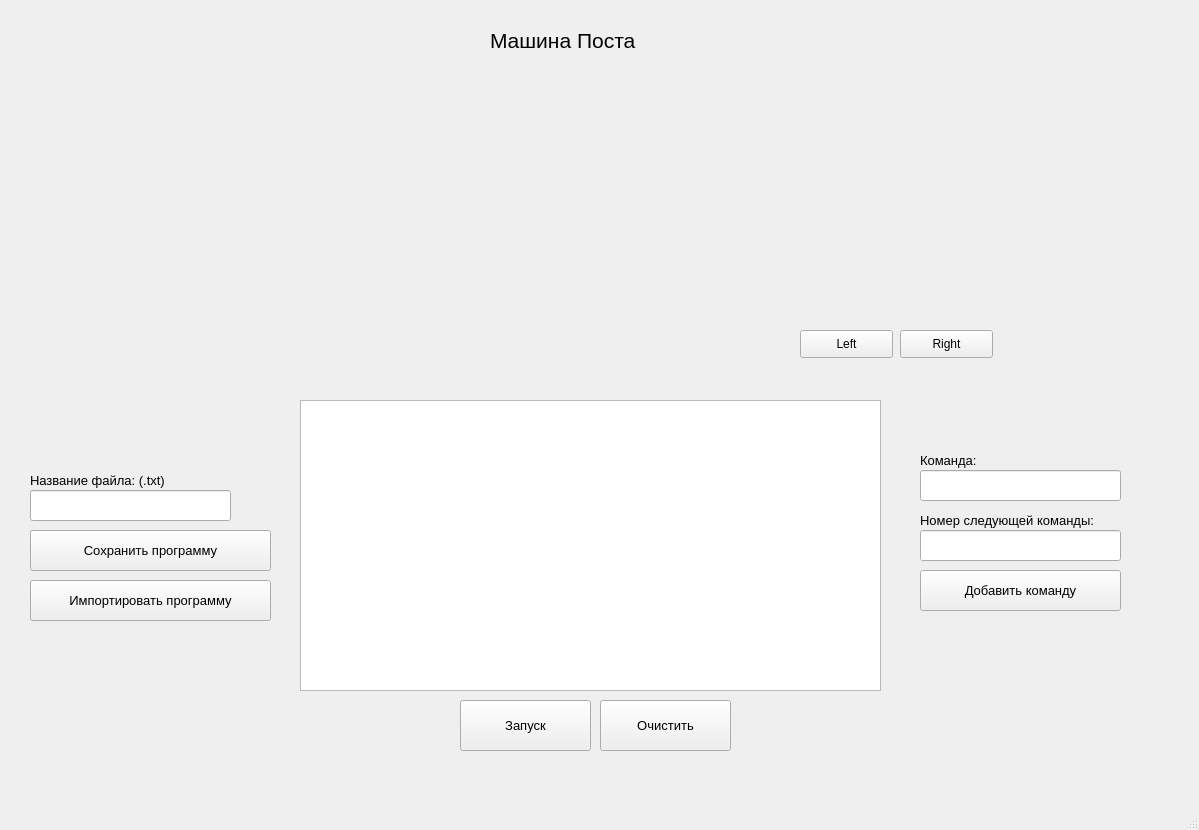
DimaChesnokov/PostMachine, file PostMachine.ui: the form before one commit.
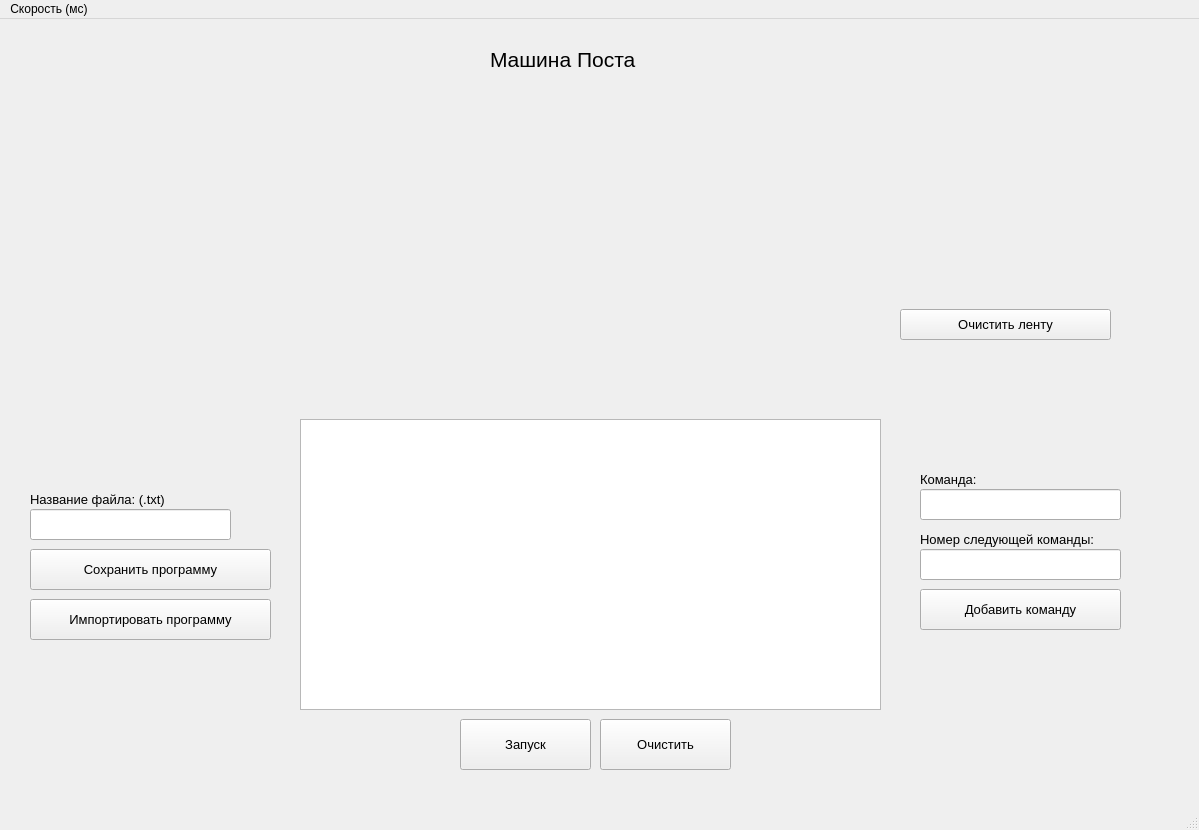
The form after the commit.

```diff
--- a/PostMachine.ui
+++ b/PostMachine.ui
@@ -259,26 +259,18 @@
     <property name="geometry">
      <rect>
       <x>900</x>
-      <y>330</y>
-      <width>93</width>
-      <height>28</height>
+      <y>290</y>
+      <width>211</width>
+      <height>31</height>
      </rect>
     </property>
-    <property name="text">
-     <string>Right</string>
+    <property name="font">
+     <font>
+      <pointsize>10</pointsize>
+     </font>
     </property>
-   </widget>
-   <widget class="QPushButton" name="pushButton_Left">
-    <property name="geometry">
-     <rect>
-      <x>800</x>
-      <y>330</y>
-      <width>93</width>
-      <height>28</height>
-     </rect>
-    </property>
     <property name="text">
-     <string>Left</string>
+     <string>Очистить ленту</string>
     </property>
    </widget>
   </widget>
@@ -291,6 +283,17 @@
      <height>26</height>
     </rect>
    </property>
+   <widget class="QMenu" name="menu">
+    <property name="title">
+     <string>Скорость (мс)</string>
+    </property>
+    <addaction name="separator"/>
+    <addaction name="action500"/>
+    <addaction name="action1000"/>
+    <addaction name="action1500"/>
+    <addaction name="action2000"/>
+   </widget>
+   <addaction name="menu"/>
   </widget>
   <widget class="QStatusBar" name="statusbar"/>
  </widget>
```
Left out of the diff: 22 changed lines with no effect on the pictures.
